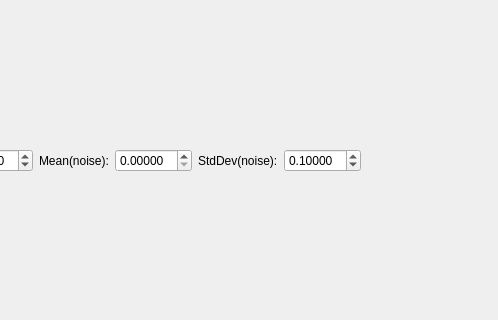
Before: the Qt Designer form themewidget.ui in craviee/sin-noise-graph, drawn with Qt 5; both pictures show x 719 to 1217 and y 146 to 466 of the 1217 by 614 pixel window.
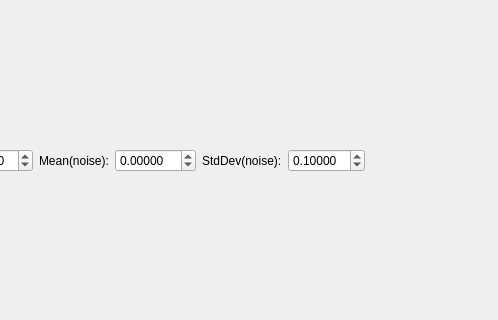
After: the same form once the commit is applied.

Commit message: setting noise function and implementation of buttons

```diff
--- a/themewidget.ui
+++ b/themewidget.ui
@@ -89,6 +89,9 @@
        <property name="decimals">
         <number>5</number>
        </property>
+       <property name="minimum">
+        <double>-99.989999999999995</double>
+       </property>
       </widget>
      </item>
      <item>
```
Left out of the diff: 71 changed lines with no effect on the pictures. The commit also changes 5 other files.
